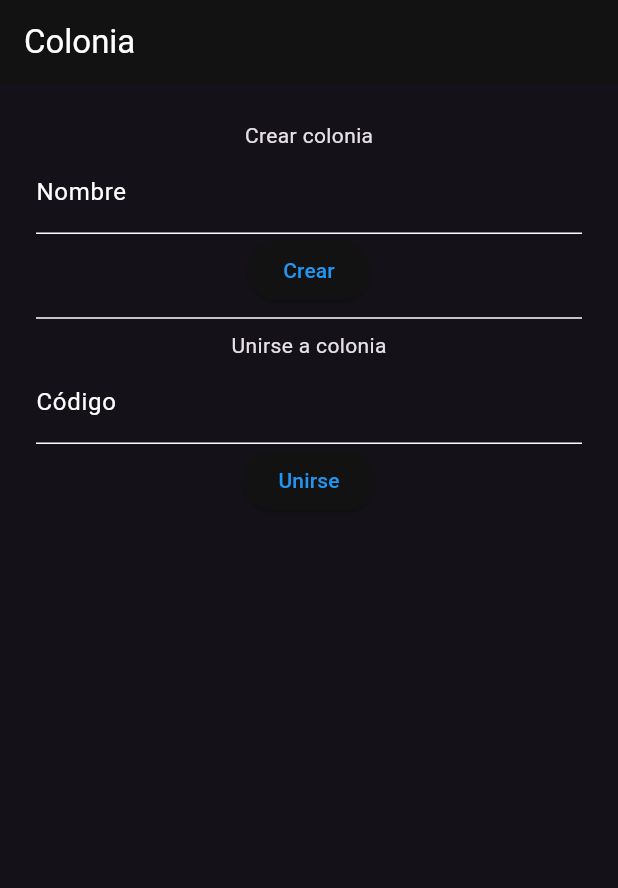
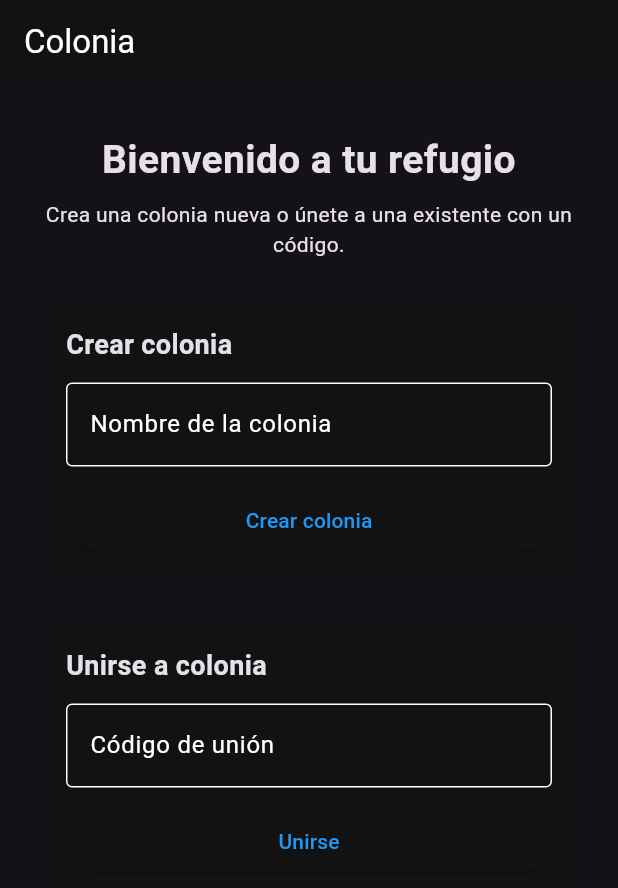
Before and after one commit to Kostilla/Ultimo_refugio, a Flutter app: the CreateOrJoinColonyScreen screen opened by its route, on a phone screen of 412 x 824 dp. Shown: the top 888 px of the screen. Run offline on Flutter 3.47's test engine with Material 3 defaults, Android fonts, the phone set to English and light mode, and no system bars; our stand-ins replace flutter_dotenv, flutter_riverpod, go_router, supabase_flutter; accounts and stored records are empty.

Commit message:
Actualizar create_or_join_colony_screen.dart

```diff
--- a/lib/features/colony/presentation/create_or_join_colony_screen.dart
+++ b/lib/features/colony/presentation/create_or_join_colony_screen.dart
@@ -8,12 +8,21 @@ class CreateOrJoinColonyScreen extends ConsumerStatefulWidget {
   const CreateOrJoinColonyScreen({super.key});
 
   @override
-  ConsumerState<CreateOrJoinColonyScreen> createState() => _CreateOrJoinColonyScreenState();
+  ConsumerState<CreateOrJoinColonyScreen> createState() =>
+      _CreateOrJoinColonyScreenState();
 }
 
-class _CreateOrJoinColonyScreenState extends ConsumerState<CreateOrJoinColonyScreen> {
+class _CreateOrJoinColonyScreenState
+    extends ConsumerState<CreateOrJoinColonyScreen> {
   final _nameController = TextEditingController();
   final _codeController = TextEditingController();
+
+  @override
+  void dispose() {
+    _nameController.dispose();
+    _codeController.dispose();
+    super.dispose();
+  }
 
   Future<void> _create() async {
     ref.read(colonyLoadingProvider.notifier).state = true;
@@ -23,8 +32,10 @@ class _CreateOrJoinColonyScreenState extends ConsumerState<CreateOrJoinColonyScr
             _nameController.text,
           );
 
-      if (mounted) context.go('/home');
+      if (!mounted) return;
+      context.go('/home');
     } catch (e) {
+      if (!mounted) return;
       ScaffoldMessenger.of(context).showSnackBar(
         SnackBar(content: Text('Error: $e')),
       );
@@ -41,8 +52,10 @@ class _CreateOrJoinColonyScreenState extends ConsumerState<CreateOrJoinColonyScr
             _codeController.text,
           );
 
-      if (mounted) context.go('/home');
+      if (!mounted) return;
+      context.go('/home');
     } catch (e) {
+      if (!mounted) return;
       ScaffoldMessenger.of(context).showSnackBar(
         SnackBar(content: Text('Error: $e')),
       );
@@ -56,26 +69,86 @@ class _CreateOrJoinColonyScreenState extends ConsumerState<CreateOrJoinColonyScr
     final loading = ref.watch(colonyLoadingProvider);
 
     return Scaffold(
-      appBar: AppBar(title: const Text('Colonia')),
-      body: Padding(
+      appBar: AppBar(
+        title: const Text('Colonia'),
+      ),
+      body: SafeArea(
+        child: ListView(
           padding: const EdgeInsets.all(24),
+          children: [
+            const SizedBox(height: 8),
+            const Text(
+              'Bienvenido a tu refugio',
+              textAlign: TextAlign.center,
+              style: TextStyle(
+                fontSize: 26,
+                fontWeight: FontWeight.bold,
+              ),
+            ),
+            const SizedBox(height: 8),
+            const Text(
+              'Crea una colonia nueva o únete a una existente con un código.',
+              textAlign: TextAlign.center,
+            ),
+            const SizedBox(height: 24),
+            Card(
+              child: Padding(
+                padding: const EdgeInsets.all(16),
                 child: Column(
+                  crossAxisAlignment: CrossAxisAlignment.stretch,
                   children: [
-            const Text('Crear colonia'),
+                    const Text(
+                      'Crear colonia',
+                      style: TextStyle(
+                        fontSize: 18,
+                        fontWeight: FontWeight.bold,
+                      ),
+                    ),
+                    const SizedBox(height: 12),
                     TextField(
                       controller: _nameController,
-              decoration: const InputDecoration(labelText: 'Nombre'),
+                      enabled: !loading,
+                      decoration: const InputDecoration(
+                        labelText: 'Nombre de la colonia',
+                        border: OutlineInputBorder(),
                       ),
+                    ),
+                    const SizedBox(height: 12),
                     ElevatedButton(
                       onPressed: loading ? null : _create,
-              child: const Text('Crear'),
+                      child: Text(
+                        loading ? 'Procesando...' : 'Crear colonia',
                       ),
-            const Divider(),
-            const Text('Unirse a colonia'),
+                    ),
+                  ],
+                ),
+              ),
+            ),
+            const SizedBox(height: 20),
+            Card(
+              child: Padding(
+                padding: const EdgeInsets.all(16),
+                child: Column(
+                  crossAxisAlignment: CrossAxisAlignment.stretch,
+                  children: [
+                    const Text(
+                      'Unirse a colonia',
+                      style: TextStyle(
+                        fontSize: 18,
+                        fontWeight: FontWeight.bold,
+                      ),
+                    ),
+                    const SizedBox(height: 12),
                     TextField(
                       controller: _codeController,
-              decoration: const InputDecoration(labelText: 'Código'),
+                      enabled: !loading,
+                      textCapitalization: TextCapitalization.characters,
+                      decoration: const InputDecoration(
+                        labelText: 'Código de unión',
+                        border: OutlineInputBorder(),
                       ),
+                    ),
+                    const SizedBox(height: 12),
                     ElevatedButton(
                       onPressed: loading ? null : _join,
                       child: const Text('Unirse'),
@@ -83,6 +156,10 @@ class _CreateOrJoinColonyScreenState extends ConsumerState<CreateOrJoinColonyScr
                   ],
                 ),
               ),
+            ),
+          ],
+        ),
+      ),
     );
   }
 }
```
Lines whose indentation alone changed are shown as unchanged.
